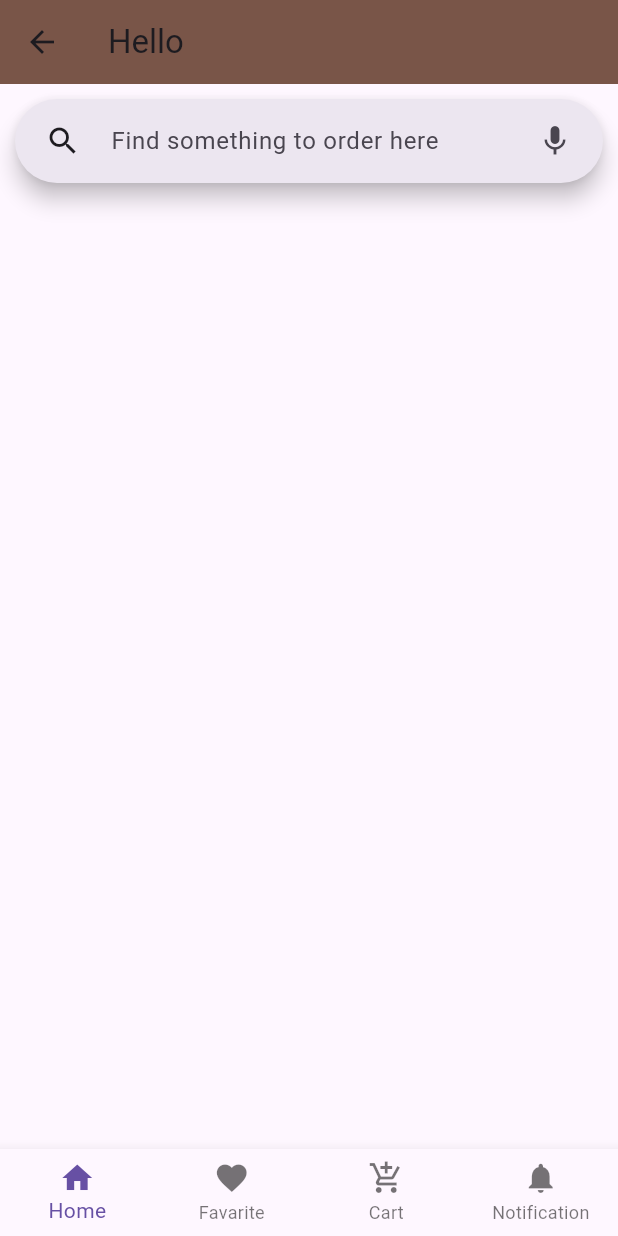
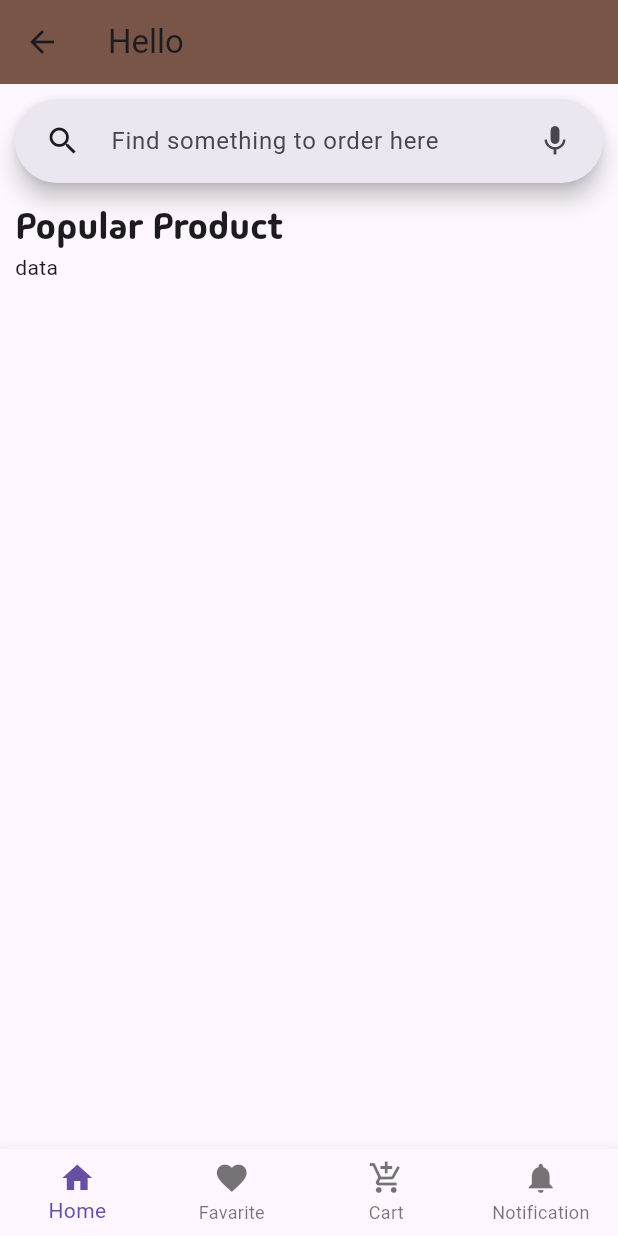
Before and after one commit to ThaiMinhNguyen/coffee-shop, a Flutter app: the screen it shows after launch, after a tap on "Get Start", on a phone screen of 412 x 824 dp. Run offline on Flutter 3.47's test engine with Material 3 defaults, Android fonts, the phone set to English and light mode, and no system bars; our stand-ins replace carousel_slider, dots_indicator, flutter_spinkit, google_fonts; missing offline and left inert: remove_diacritic.

Commit message:
add quotes to homepage

```diff
--- a/lib/main.dart
+++ b/lib/main.dart
@@ -4,6 +4,7 @@ import 'package:flutter/material.dart';
 import 'package:coffee_shop/pages/loading.dart';
 
 void main() => runApp(MaterialApp(
+  debugShowCheckedModeBanner: false,
   initialRoute: '/',
   routes: {
     '/' : (context) => Loading(),
--- a/lib/pages/home.dart
+++ b/lib/pages/home.dart
@@ -1,5 +1,8 @@
 import 'package:flutter/cupertino.dart';
 import 'package:flutter/material.dart';
+import 'package:google_fonts/google_fonts.dart';
+import 'package:carousel_slider/carousel_slider.dart';
+import 'package:dots_indicator/dots_indicator.dart';
 
 class Home extends StatefulWidget {
 
@@ -8,46 +11,89 @@ class Home extends StatefulWidget {
   State<Home> createState() => _HomeState();
 }
 
+
+
 class _HomeState extends State<Home> {
+  List<Text> ls = [
+    Text(
+        'As long as there was coffee in the world, how bad could things be?\n'
+            'Cassandra Clare',
+        textAlign: TextAlign.center,
+        style: TextStyle(
+          fontSize: 20,
+          color: Colors.white70,
+
+        )
+    ),
+    Text(
+      'Coffee is a hug in a mug.',
+      style: TextStyle(
+        fontSize: 20,
+        color: Colors.white70,
+      ),
+    ),
+  ];
+
+  int crtIndex = 0;
+
+
   @override
   Widget build(BuildContext context) {
     return Scaffold(
       backgroundColor: Colors.brown,
       body: Container(
-        decoration: BoxDecoration(
+        decoration: const BoxDecoration(
           image: DecorationImage(
               image: AssetImage('assets/home-bg.png'),
               fit: BoxFit.cover
           ),
         ),
         child: Padding(
-          padding: EdgeInsets.all(50),
+          padding: EdgeInsets.all(10),
           child: Column(
-            mainAxisAlignment: MainAxisAlignment.spaceAround,
+            mainAxisAlignment: MainAxisAlignment.center,
             children: [
               Column(
+                mainAxisAlignment: MainAxisAlignment.start,
                 children: [
                   Image(
                     image: AssetImage('assets/coffee-icon1.png'),
                   ),
                   Text(
                     'Coffee Shop',
-                    style: TextStyle(
+                    style: GoogleFonts.pacifico(
                       fontSize: 50,
                       fontWeight: FontWeight.w700,
-                      color: Colors.brown
+                      color: Colors.white70,
+                      letterSpacing:8,
                     ),
                     textAlign: TextAlign.center,
                   ),
+                  SizedBox(height: 20,),
+                  CarouselSlider(
+                    items: ls,
+                    options: CarouselOptions(
+                      autoPlay: true,
+                      viewportFraction: 1,
+                      height: 110,
+                      onPageChanged: (index, reason) => {
+                        setState(() {
+                          crtIndex = index;
+                        })
+                      },
+                    ),
+                  ),
+                  DotsIndicator(
+                    dotsCount: ls.length,
+                    position: crtIndex,
+                  )
                 ],
               ),
-              SizedBox(height: 90),
+              SizedBox(height: 20,),
               TextButton(
                 onPressed: (){
                   Navigator.pushNamed(context, '/start');
                 },
-                child: Padding(
-                  padding: const EdgeInsets.symmetric(horizontal: 60, vertical: 15),
                 child: Text(
                   'Get Start',
                   style: TextStyle(
@@ -56,8 +102,8 @@ class _HomeState extends State<Home> {
                     fontSize: 25,
                   ),
                 ),
-                ),
                 style: TextButton.styleFrom(
+                  padding: EdgeInsets.symmetric(horizontal: 50, vertical: 15),
                   backgroundColor: Colors.brown,
                 ),
               )
--- a/lib/pages/loading.dart
+++ b/lib/pages/loading.dart
@@ -22,12 +22,12 @@ class _LoadingState extends State<Loading> {
     return Scaffold(
       backgroundColor: Colors.brown,
       body: Container(
-        decoration: BoxDecoration(
-          image: DecorationImage(
-            image: AssetImage('assets/loading-bg.png'),
-            fit: BoxFit.cover
-          ),
-        ),
+        // decoration: BoxDecoration(
+        //   image: DecorationImage(
+        //     image: AssetImage('assets/loading-bg.png'),
+        //     fit: BoxFit.cover
+        //   ),
+        // ),
         child: Padding(
           padding: EdgeInsets.all(50),
           child: Column(
--- a/lib/pages/startPage.dart
+++ b/lib/pages/startPage.dart
@@ -1,5 +1,10 @@
 import 'package:flutter/cupertino.dart';
 import 'package:flutter/material.dart';
+import 'package:flutter/widgets.dart';
+import 'package:flutter_spinkit/flutter_spinkit.dart';
+import 'package:remove_diacritic/remove_diacritic.dart';
+import 'package:google_fonts/google_fonts.dart';
+
 
 class StartPage extends StatefulWidget {
 
@@ -43,7 +48,7 @@ class _StartPageState extends State<StartPage> {
 
     setState(() {
       searchResult = _data.
-      where((element) => element.toLowerCase().contains(searchController.text.toLowerCase())).toList();
+      where((element) => removeDiacritics(element.toLowerCase()).contains(removeDiacritics(searchController.text.toLowerCase()))).toList();
       isLoading = false;
     });
 
@@ -52,6 +57,7 @@ class _StartPageState extends State<StartPage> {
   @override
   void initState() {
     super.initState();
+    searchResult = _data;
     searchController.addListener(searchFunction);
   }
 
@@ -72,7 +78,9 @@ class _StartPageState extends State<StartPage> {
       ),
       body: Padding(
         padding: const EdgeInsets.all(10.0),
-        child: SearchBar(
+        child: Column(
+          children: <Widget>[
+            SearchBar(
               controller: searchController,
               hintText: 'Find something to order here',
               leading: IconButton(
@@ -83,12 +91,17 @@ class _StartPageState extends State<StartPage> {
               ),
               trailing: [IconButton(
                 onPressed: () {
-              // print(menu[0]);
+                  print(searchResult);
                 },
                 icon: Icon(
                   Icons.mic
                 ),
               )],
+            ),
+            Expanded(
+              child: getHome(),
+            ),
+          ],
         ),
       ),
       bottomNavigationBar: BottomNavigationBar(
@@ -122,4 +135,49 @@ class _StartPageState extends State<StartPage> {
       ),
     );
   }
+
+
+  getHome(){
+
+    if(searchController.text.isEmpty){
+      return const Column(
+        mainAxisAlignment: MainAxisAlignment.start,
+        crossAxisAlignment: CrossAxisAlignment.start,
+        children: [
+          SizedBox(height: 10,),
+          Text(
+            'Popular Product',
+            style: TextStyle(
+              fontFamily: 'MadimiOne',
+              fontSize: 25,
+            ),
+          ),
+          Row(
+            children: [
+              Text('data'),
+            ],
+          ),
+        ],
+      );
+    } else {
+      return
+      isLoading ? Center(
+        child: SpinKitCircle(
+          color: Colors.brown.shade800,
+          size: 100,
+        ),
+      ) :ListView.builder(
+        itemCount: searchResult.length,
+        itemBuilder: (context, index) {
+          return Card(
+            child: ListTile(
+              onTap: (){},
+              title: Text(searchResult[index]),
+            ),
+          );
+        },
+      );
     }
+
+  }
+}
--- /dev/null
+++ b/lib/style/AppTheme.dart
@@ -0,0 +1,6 @@
+import 'package:flutter/material.dart';
+import 'package:google_fonts/google_fonts.dart';
+
+class AppTheme {
+  // static TextStyle title
+}
```
Also changed, not shown: lib/entity/coffee.dart (added, +8 -0 lines), pubspec.yaml (+9 -6 lines), fonts/MadimiOne-Regular.ttf (added), pubspec.lock, 1 other file. Lines whose indentation alone changed are shown as unchanged.
